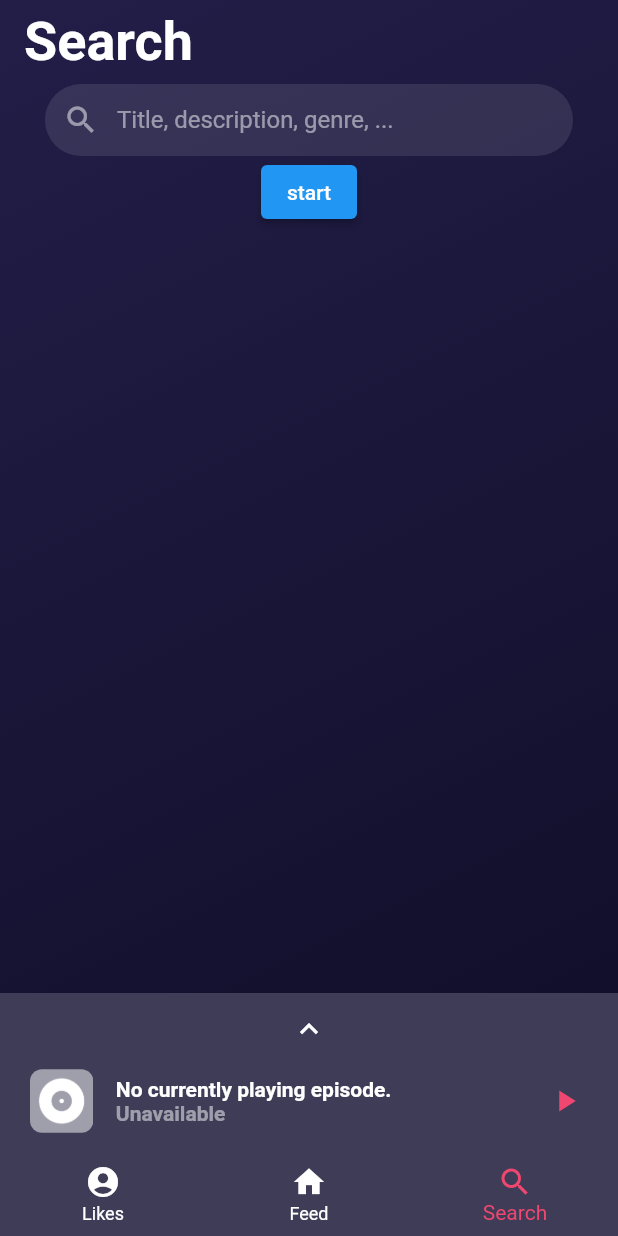
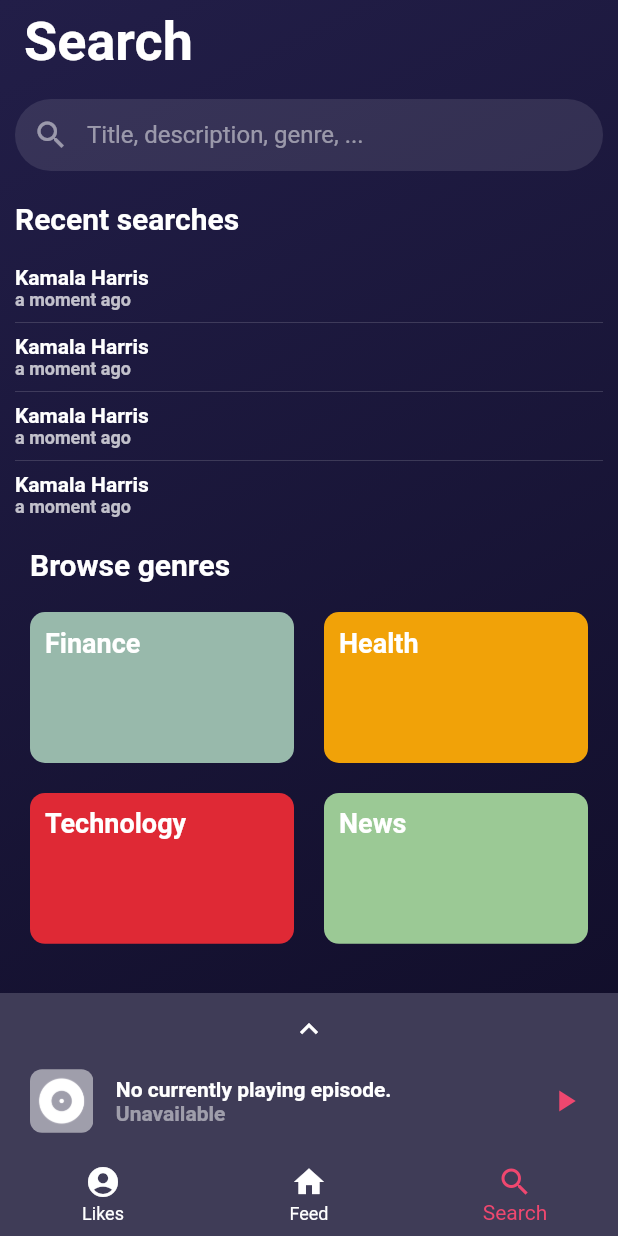
Before and after one commit to robinspiltijns/recommender_app, a Flutter app: the screen it shows after launch, item 3 of the bottom bar chosen, on a phone screen of 412 x 824 dp. Run offline on Flutter 3.47's test engine with Material 2 defaults, Android fonts, the phone set to English and light mode, and no system bars; our stand-ins replace audioplayers, bottom_navy_bar, cached_network_image, shared_preferences, timeago; network calls fail.

Commit message:
initial search view

```diff
--- a/frontend/lib/liked-view/components/liked-genres.dart
+++ b/frontend/lib/liked-view/components/liked-genres.dart
@@ -6,8 +6,9 @@ import 'package:frontend/common/components/genres-list.dart';
 class LikedGenresWidget extends StatelessWidget {
 
   final List<Genre> likedGenres;
+  final String title;
 
-  LikedGenresWidget(this.likedGenres);
+  LikedGenresWidget(this.title, this.likedGenres);
 
   @override
   Widget build(BuildContext context) {
@@ -18,7 +19,7 @@ class LikedGenresWidget extends StatelessWidget {
           child: Align(
             alignment: Alignment.centerLeft,
             child: Text(
-              "Your most liked genres",
+              title,
               style: Theme.of(context).textTheme.headline2,
             ),
           ),
--- a/frontend/lib/liked-view/liked-view.dart
+++ b/frontend/lib/liked-view/liked-view.dart
@@ -69,7 +69,7 @@ class LikesWidgetState extends State<LikesWidget> {
         ListView(
           children: [
             SizedBox(height: 30),
-            LikedGenresWidget(likedGenres),
+            LikedGenresWidget("Your most liked genres", likedGenres),
             SizedBox(height: 30),
             LikedEpisodesWidget(likedEpisodes),
 
--- /dev/null
+++ b/frontend/lib/object-model/recent-search.dart
@@ -0,0 +1,6 @@
+class RecentSearch {
+  final String value;
+  final DateTime date;
+
+  const RecentSearch(this.value, this.date);
+}
--- /dev/null
+++ b/frontend/lib/search-view/components/recent-search-card.dart
@@ -0,0 +1,29 @@
+import 'package:flutter/cupertino.dart';
+import 'package:flutter/material.dart';
+import 'package:frontend/object-model/recent-search.dart';
+import 'package:frontend/common/theme.dart';
+import 'package:timeago/timeago.dart' as timeago;
+
+
+class RecentSearchCardWidget extends StatelessWidget {
+
+  final RecentSearch recentSearch;
+
+  const RecentSearchCardWidget(this.recentSearch);
+
+  String get timeString {
+    return timeago.format(recentSearch.date);
+  }
+
+  @override
+  Widget build(BuildContext context) {
+   return Column(
+     crossAxisAlignment: CrossAxisAlignment.start,
+     children: [
+       Text(recentSearch.value, style: Theme.of(context).textTheme.episodeTitle),
+       Text(timeString, style: Theme.of(context).textTheme.episodeDuration),
+     ],
+   );
+  }
+
+}
--- /dev/null
+++ b/frontend/lib/search-view/components/recent-searches.dart
@@ -0,0 +1,46 @@
+import 'package:flutter/cupertino.dart';
+import 'package:flutter/material.dart';
+import 'package:frontend/object-model/recent-search.dart';
+import 'package:frontend/search-view/components/recent-search-card.dart';
+
+class RecentSearchesWidget extends StatefulWidget {
+  @override
+  _RecentSearchesWidgetState createState() => _RecentSearchesWidgetState();
+}
+
+class _RecentSearchesWidgetState extends State<RecentSearchesWidget> {
+  List<RecentSearch> recentSearches = [
+    RecentSearch("Kamala Harris", DateTime.now()),
+    RecentSearch("Kamala Harris", DateTime.now()),
+    RecentSearch("Kamala Harris", DateTime.now()),
+    RecentSearch("Kamala Harris", DateTime.now())
+  ];
+
+  @override
+  Widget build(BuildContext context) {
+    return Column(
+      crossAxisAlignment: CrossAxisAlignment.start,
+      children: [
+        Text(
+          "Recent searches",
+          style: Theme.of(context).textTheme.headline2,
+        ),
+        SizedBox(height: 20),
+        ListView.separated(
+          // TODO: Bespreek dit met Joren.
+          physics: const NeverScrollableScrollPhysics(),
+          shrinkWrap: true,
+          itemCount: recentSearches.length,
+          itemBuilder: (context, index) {
+            return RecentSearchCardWidget(recentSearches[index]);
+          },
+          separatorBuilder: (context, index) {
+            return Divider(
+              color: Color(0x26FFFFFF),
+            );
+          },
+        )
+      ],
+    );
+  }
+}
--- a/frontend/lib/search-view/search-view.dart
+++ b/frontend/lib/search-view/search-view.dart
@@ -1,9 +1,13 @@
 import 'package:flutter/cupertino.dart';
 import 'package:flutter/material.dart';
 import 'package:frontend/common/services/player-service.dart';
+import 'package:frontend/liked-view/components/liked-genres.dart';
+import 'package:frontend/search-view/components/recent-searches.dart';
 import 'package:frontend/search-view/components/search-field.dart';
 import 'package:provider/provider.dart';
-import 'package:swagger/api.dart';
+import 'package:swagger/api.dart' as swagger;
+import 'package:frontend/object-model/genre.dart';
+
 
 class SearchWidget extends StatefulWidget {
   @override
@@ -11,11 +15,19 @@ class SearchWidget extends StatefulWidget {
 }
 
 class _SearchWidgetState extends State<SearchWidget> {
+  // mock data
+  List<Genre> genres = [
+    new Genre(67, "Finance"),
+    new Genre(12, "Health"),
+    new Genre(33, "Technology"),
+    new Genre(56, "News"),
+  ];
+
   List<String> results = [];
-  final api = DefaultApi();
+  final api = swagger.DefaultApi();
 
   _onSubmit(String value) {
-    Future<SearchResult> futureResult = api.getSearchResults(value, "title");
+    Future<swagger.SearchResult> futureResult = api.getSearchResults(value, "title");
     futureResult.then((result) => {
           setState(() {
             results = result.episoderesults
@@ -25,8 +37,21 @@ class _SearchWidgetState extends State<SearchWidget> {
         });
   }
 
+
   @override
   Widget build(BuildContext context) {
+    return Container(
+      margin: EdgeInsets.only(left: 10, right: 10, top: 10),
+      child: Column(
+        children: [
+          SearchFieldWidget(onSubmit: _onSubmit),
+          SizedBox(height: 20),
+          RecentSearchesWidget(),
+          SizedBox(height: 20),
+          LikedGenresWidget("Browse genres", genres),
+        ],
+      ),
+    );
     return Container(
         margin: const EdgeInsets.only(left: 30, right: 30),
         child: Column(
@@ -42,6 +67,7 @@ class _SearchWidgetState extends State<SearchWidget> {
                 );
               },
             ),
+            RecentSearchesWidget(),
             Column(children: results.map((result) => Text(result)).toList())
           ],
         ));
--- a/frontend/pubspec.yaml
+++ b/frontend/pubspec.yaml
@@ -22,6 +22,7 @@ environment:
 
 dependencies:
   bottom_navy_bar: ^5.6.0
+  timeago: ^2.0.28
   cached_network_image: ^2.0.0
   provider: ^3.0.0
   shared_preferences: '>=0.5.0 <2.0.0'
```
Also changed, not shown: frontend/lib/object-model/genre.dart (line endings or trailing spaces), frontend/pubspec.lock.
